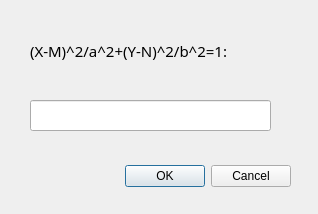
Above: tuowindows.ui from TERRIOR/cnc before the change. Below: the same form after it.
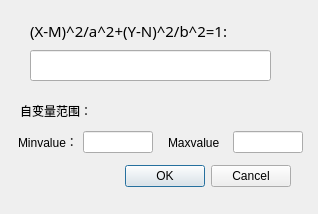
That is the form after the change.

The edit to the form file:
```diff
--- a/tuowindows.ui
+++ b/tuowindows.ui
@@ -33,7 +33,7 @@
    <property name="geometry">
     <rect>
      <x>30</x>
-     <y>30</y>
+     <y>10</y>
      <width>271</width>
      <height>41</height>
     </rect>
@@ -52,12 +52,101 @@
    <property name="geometry">
     <rect>
      <x>30</x>
-     <y>100</y>
+     <y>50</y>
      <width>241</width>
      <height>31</height>
     </rect>
    </property>
   </widget>
+  <widget class="QWidget" name="layoutWidget_3">
+   <property name="geometry">
+    <rect>
+     <x>10</x>
+     <y>130</y>
+     <width>151</width>
+     <height>24</height>
+    </rect>
+   </property>
+   <layout class="QHBoxLayout" name="horizontalLayout_3">
+    <property name="spacing">
+     <number>2</number>
+    </property>
+    <item>
+     <widget class="QLabel" name="label_6">
+      <property name="maximumSize">
+       <size>
+        <width>55</width>
+        <height>16777215</height>
+       </size>
+      </property>
+      <property name="text">
+       <string>Minvalue：</string>
+      </property>
+     </widget>
+    </item>
+    <item>
+     <widget class="QLineEdit" name="lineEdit_5">
+      <property name="maximumSize">
+       <size>
+        <width>70</width>
+        <height>16777215</height>
+       </size>
+      </property>
+     </widget>
+    </item>
+   </layout>
+  </widget>
+  <widget class="QLabel" name="label_8">
+   <property name="geometry">
+    <rect>
+     <x>20</x>
+     <y>100</y>
+     <width>101</width>
+     <height>21</height>
+    </rect>
+   </property>
+   <property name="text">
+    <string>自变量范围：</string>
+   </property>
+  </widget>
+  <widget class="QWidget" name="layoutWidget_4">
+   <property name="geometry">
+    <rect>
+     <x>160</x>
+     <y>130</y>
+     <width>151</width>
+     <height>24</height>
+    </rect>
+   </property>
+   <layout class="QHBoxLayout" name="horizontalLayout_4">
+    <property name="spacing">
+     <number>2</number>
+    </property>
+    <item>
+     <widget class="QLabel" name="label_7">
+      <property name="maximumSize">
+       <size>
+        <width>55</width>
+        <height>16777215</height>
+       </size>
+      </property>
+      <property name="text">
+       <string>Maxvalue：</string>
+      </property>
+     </widget>
+    </item>
+    <item>
+     <widget class="QLineEdit" name="lineEdit_6">
+      <property name="maximumSize">
+       <size>
+        <width>70</width>
+        <height>16777215</height>
+       </size>
+      </property>
+     </widget>
+    </item>
+   </layout>
+  </widget>
  </widget>
  <resources/>
  <connections>
```
